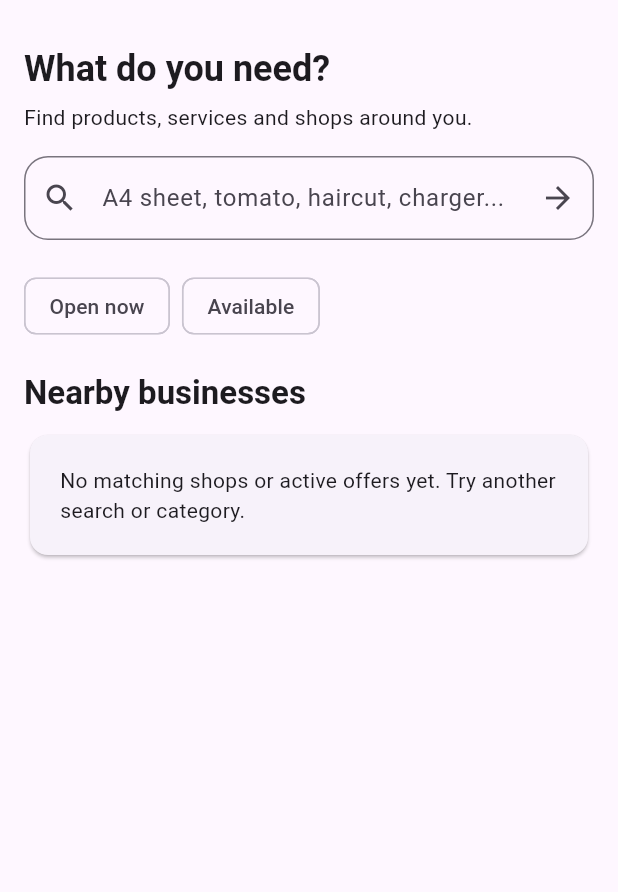
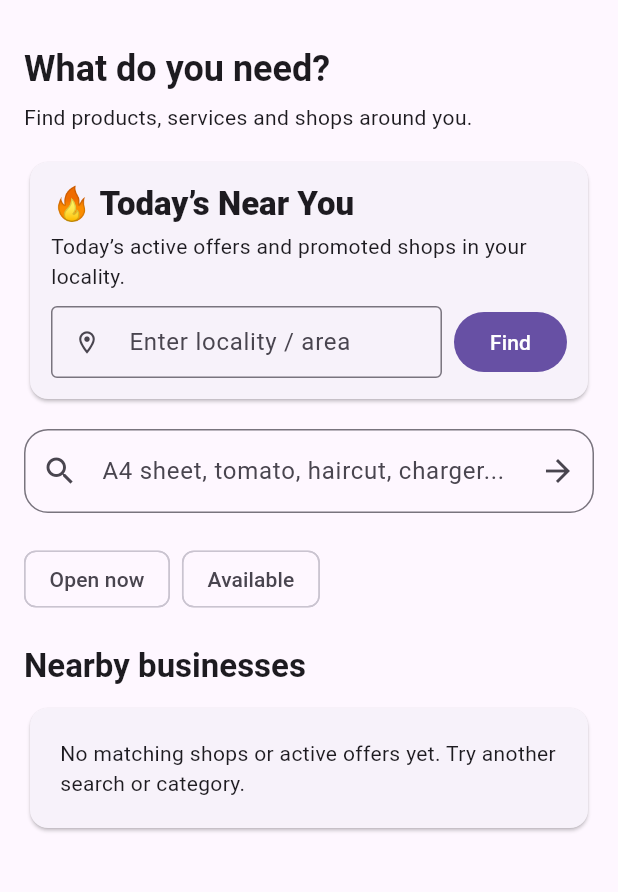
Before and after one commit to rahul-dev-web/RDS-NEARBY, a Flutter app: the CustomerDiscoveryScreen screen opened directly, on a phone screen of 412 x 824 dp, the part 63-955 px from its top. Run offline on Flutter 3.47's test engine with Material 3 defaults, Android fonts, the phone set to English and light mode, and no system bars; our stand-ins replace app_links, firebase_core, firebase_messaging, qr_flutter, supabase_flutter; accounts and stored records are empty; network calls fail.

Commit message:
feat: add Today's Near You locality feed to customer discovery

```diff
--- a/mobile/lib/features/customer/customer_discovery_screen.dart
+++ b/mobile/lib/features/customer/customer_discovery_screen.dart
@@ -14,6 +14,7 @@ class CustomerDiscoveryScreen extends StatefulWidget {
 
 class _CustomerDiscoveryScreenState extends State<CustomerDiscoveryScreen> {
   final _searchController = TextEditingController();
+  final _localityController = TextEditingController();
   String? _categoryId;
   bool _openOnly = false;
   bool _availableOnly = false;
@@ -24,6 +25,10 @@ class _CustomerDiscoveryScreenState extends State<CustomerDiscoveryScreen> {
   List<Map<String, dynamic>> _offers = [];
   List<Map<String, dynamic>> _products = [];
   List<Map<String, dynamic>> _services = [];
+  List<Map<String, dynamic>> _todayItems = [];
+  bool _todayLoading = false;
+  String? _todayError;
+  bool _todaySearched = false;
 
   SupabaseClient get _client => Supabase.instance.client;
   ReferralActivityService get _referralActivity => ReferralActivityService(_client);
@@ -34,6 +39,38 @@ class _CustomerDiscoveryScreenState extends State<CustomerDiscoveryScreen> {
     _loadCategories();
     _search();
     _searchController.addListener(_onSearchChanged);
+  }
+
+  Future<void> _loadTodaysNearYou() async {
+    final locality = _localityController.text.trim();
+    if (locality.isEmpty) {
+      setState(() {
+        _todayError = 'Enter your locality or nearby area to find local deals.';
+        _todaySearched = false;
+        _todayItems = [];
+      });
+      return;
+    }
+    setState(() { _todayLoading = true; _todayError = null; _todaySearched = true; });
+    try {
+      final response = await _client.rpc('get_todays_near_you', params: {
+        'p_lat': null,
+        'p_lng': null,
+        'p_locality': locality,
+        'p_limit': 30,
+      });
+      if (!mounted) return;
+      setState(() {
+        _todayItems = List<Map<String, dynamic>>.from(response as List);
+        _todayLoading = false;
+      });
+    } catch (_) {
+      if (!mounted) return;
+      setState(() {
+        _todayError = 'Today’s Near You is temporarily unavailable. Please try again.';
+        _todayLoading = false;
+      });
+    }
   }
 
   void _onSearchChanged() {
@@ -189,6 +226,7 @@ class _CustomerDiscoveryScreenState extends State<CustomerDiscoveryScreen> {
   @override
   void dispose() {
     _searchController.dispose();
+    _localityController.dispose();
     super.dispose();
   }
 
@@ -215,6 +253,50 @@ class _CustomerDiscoveryScreenState extends State<CustomerDiscoveryScreen> {
             Text('What do you need?', style: Theme.of(context).textTheme.headlineSmall?.copyWith(fontWeight: FontWeight.w700)),
             const SizedBox(height: 6),
             const Text('Find products, services and shops around you.'),
+            const SizedBox(height: 16),
+            Card(
+              child: Padding(
+                padding: const EdgeInsets.all(14),
+                child: Column(crossAxisAlignment: CrossAxisAlignment.start, children: [
+                  Text('🔥 Today’s Near You', style: Theme.of(context).textTheme.titleLarge?.copyWith(fontWeight: FontWeight.w800)),
+                  const SizedBox(height: 4),
+                  const Text('Today’s active offers and promoted shops in your locality.'),
+                  const SizedBox(height: 10),
+                  Row(children: [
+                    Expanded(child: TextField(
+                      controller: _localityController,
+                      textInputAction: TextInputAction.search,
+                      onSubmitted: (_) => _loadTodaysNearYou(),
+                      decoration: const InputDecoration(
+                        hintText: 'Enter locality / area',
+                        prefixIcon: Icon(Icons.location_on_outlined),
+                        border: OutlineInputBorder(),
+                        isDense: true,
+                      ),
+                    )),
+                    const SizedBox(width: 8),
+                    FilledButton(
+                      onPressed: _todayLoading ? null : _loadTodaysNearYou,
+                      child: _todayLoading
+                          ? const SizedBox(width: 18, height: 18, child: CircularProgressIndicator(strokeWidth: 2))
+                          : const Text('Find'),
+                    ),
+                  ]),
+                  if (_todayError != null) ...[
+                    const SizedBox(height: 8),
+                    Text(_todayError!, style: TextStyle(color: Theme.of(context).colorScheme.error)),
+                  ],
+                  if (_todaySearched && !_todayLoading && _todayError == null && _todayItems.isEmpty) ...[
+                    const SizedBox(height: 8),
+                    const Text('No active offers or promoted shops were found for this locality yet. Try a nearby area.'),
+                  ],
+                  if (_todayItems.isNotEmpty) ...[
+                    const SizedBox(height: 12),
+                    ..._todayItems.map((item) => _TodayNearYouCard(item: item)),
+                  ],
+                ]),
+              ),
+            ),
             const SizedBox(height: 16),
             TextField(
               controller: _searchController,
```
